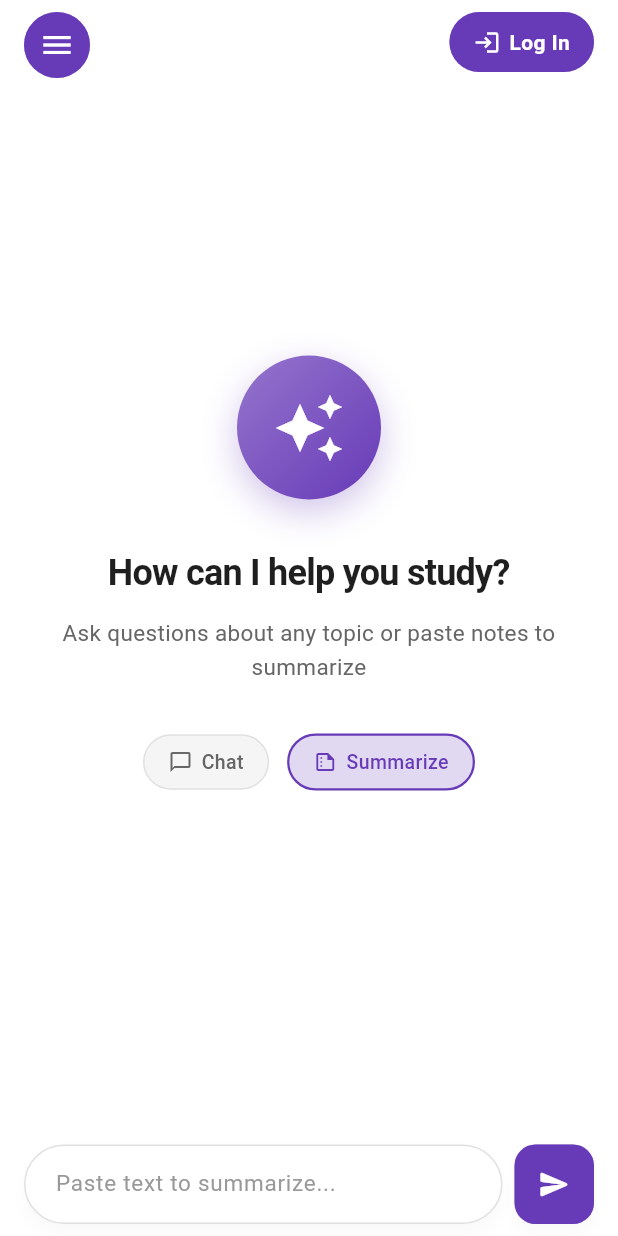
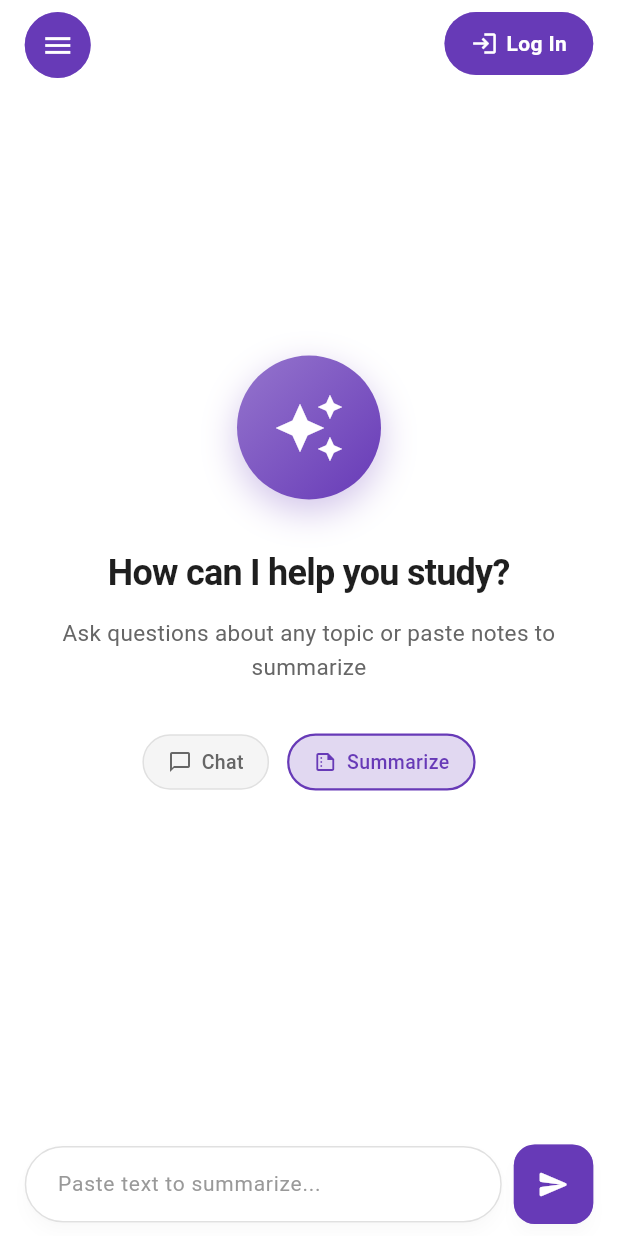
Before and after one commit to swensum/AI_Study, a Flutter app: the screen it shows after launch, after a tap on "Summarize", on a phone screen of 412 x 824 dp. Run offline on Flutter 3.47's test engine with Material 3 defaults, Android fonts, the phone set to English and light mode, and no system bars; our stand-ins replace cloud_firestore, firebase_auth, firebase_core, flutter_dotenv, google_sign_in, shared_preferences; accounts and stored records are empty.

Commit message:
size maintaining

```diff
--- a/lib/screens/chat_screen.dart
+++ b/lib/screens/chat_screen.dart
@@ -6,7 +6,7 @@ import 'package:study_assistant/screens/loginscreen.dart';
 import '../models/chat_message.dart';
 import '../providers/chat_provider.dart';
 import '../widgets/sidebar_drawer.dart';
-import '../widgets/theme.dart'; // Your ThemeProvider
+import '../widgets/theme.dart';
 
 class ChatScreen extends StatefulWidget {
   const ChatScreen({super.key});
@@ -20,7 +20,6 @@ class _ChatScreenState extends State<ChatScreen> {
   final ScrollController _scrollController = ScrollController();
   final GlobalKey<ScaffoldState> _scaffoldKey = GlobalKey<ScaffoldState>();
 
-  // Get current user
   User? get _currentUser => FirebaseAuth.instance.currentUser;
 
   @override
@@ -42,37 +41,55 @@ class _ChatScreenState extends State<ChatScreen> {
       backgroundColor: colors.background,
       key: _scaffoldKey,
       drawer: const SidebarDrawer(),
-      body: Stack(
+      body: LayoutBuilder(
+        builder: (context, constraints) {
+          // Get safe area padding
+          final safePadding = MediaQuery.of(context).padding;
+          final screenWidth = constraints.maxWidth;
+
+          // Calculate responsive sizes
+          final topPadding = safePadding.top + 8;
+          final bottomPadding = safePadding.bottom + 8;
+          final horizontalPadding = screenWidth * 0.04; // 4% of screen width
+          final buttonSize = screenWidth < 380 ? 40.0 : 44.0;
+          final iconSize = screenWidth < 380 ? 18.0 : 22.0;
+          final fontSize = screenWidth < 380 ? 12.0 : 14.0;
+
+          return Stack(
             children: [
-          _buildChatArea(),
+              _buildChatArea(constraints, safePadding),
 
               // Top left menu button
               Positioned(
-            top: MediaQuery.of(context).padding.top + 8,
-            left: 16,
+                top: topPadding,
+                left: horizontalPadding,
                 child: _buildFloatingButton(
                   icon: Icons.menu,
+                  iconSize: iconSize,
+                  buttonSize: buttonSize,
                   onTap: () {
                     _scaffoldKey.currentState?.openDrawer();
                   },
                 ),
               ),
 
-          // Top right - Show three-dot menu if logged in AND has messages, else show login button if not logged in
+              // Top right button
               Positioned(
-            top: MediaQuery.of(context).padding.top + 8,
-            right: 16,
+                top: topPadding,
+                right: horizontalPadding,
                 child: isLoggedIn
                     ? (hasMessages
                         ? _buildFloatingButton(
                             icon: Icons.more_vert,
+                            iconSize: iconSize,
+                            buttonSize: buttonSize,
                             onTap: () async {
                               final result = await showMenu(
                                 context: context,
                                 position: RelativeRect.fromLTRB(
-                              MediaQuery.of(context).size.width,
-                              MediaQuery.of(context).padding.top + 60,
-                              16,
+                                  screenWidth,
+                                  topPadding + 50,
+                                  horizontalPadding,
                                   0,
                                 ),
                                 color: colors.surface,
@@ -85,11 +102,14 @@ class _ChatScreenState extends State<ChatScreen> {
                                     value: 'new_chat',
                                     child: Row(
                                       children: [
-                                    Icon(Icons.add, color: colors.text),
+                                        Icon(Icons.add, color: colors.text, size: 20),
                                         const SizedBox(width: 12),
                                         Text(
                                           'New Chat',
-                                      style: TextStyle(color: colors.text),
+                                          style: TextStyle(
+                                            color: colors.text,
+                                            fontSize: fontSize,
+                                          ),
                                         ),
                                       ],
                                     ),
@@ -98,11 +118,14 @@ class _ChatScreenState extends State<ChatScreen> {
                                     value: 'clear_chat',
                                     child: Row(
                                       children: [
-                                    Icon(Icons.delete_outline, color: colors.text),
+                                        Icon(Icons.delete_outline, color: colors.text, size: 20),
                                         const SizedBox(width: 12),
                                         Text(
                                           'Clear Chat',
-                                      style: TextStyle(color: colors.text),
+                                          style: TextStyle(
+                                            color: colors.text,
+                                            fontSize: fontSize,
+                                          ),
                                         ),
                                       ],
                                     ),
@@ -111,11 +134,14 @@ class _ChatScreenState extends State<ChatScreen> {
                                     value: 'settings',
                                     child: Row(
                                       children: [
-                                    Icon(Icons.settings_outlined, color: colors.text),
+                                        Icon(Icons.settings_outlined, color: colors.text, size: 20),
                                         const SizedBox(width: 12),
                                         Text(
                                           'Settings',
-                                      style: TextStyle(color: colors.text),
+                                          style: TextStyle(
+                                            color: colors.text,
+                                            fontSize: fontSize,
+                                          ),
                                         ),
                                       ],
                                     ),
@@ -127,11 +153,9 @@ class _ChatScreenState extends State<ChatScreen> {
                                 case 'new_chat':
                                   chatProvider.startNewChat();
                                   break;
-
                                 case 'clear_chat':
                                   chatProvider.clearChat();
                                   break;
-
                                 case 'settings':
                                   ScaffoldMessenger.of(context).showSnackBar(
                                     const SnackBar(
@@ -143,18 +167,26 @@ class _ChatScreenState extends State<ChatScreen> {
                               }
                             },
                           )
-                    : const SizedBox.shrink()) // Hide completely if logged in but no messages
-                : _buildLoginButton(), // Show login button if not logged in
+                        : const SizedBox.shrink())
+                    : _buildLoginButton(
+                        fontSize: fontSize,
+                        buttonSize: buttonSize,
+                      ),
               ),
 
-          // Floating input area (bottom) - Always visible for everyone
+              // Floating input area - Always visible
               Positioned(
-            bottom: MediaQuery.of(context).padding.bottom + 8,
-            left: 16,
-            right: 16,
-            child: _buildFloatingInput(),
+                bottom: bottomPadding,
+                left: horizontalPadding,
+                right: horizontalPadding,
+                child: _buildFloatingInput(
+                  screenWidth: screenWidth,
+                  fontSize: fontSize,
+                ),
               ),
             ],
+          );
+        },
       ),
     );
   }
@@ -162,6 +194,8 @@ class _ChatScreenState extends State<ChatScreen> {
   Widget _buildFloatingButton({
     required IconData icon,
     required VoidCallback onTap,
+    required double iconSize,
+    required double buttonSize,
   }) {
     final themeProvider = Provider.of<ThemeProvider>(context);
     final colors = themeProvider.colors;
@@ -173,23 +207,28 @@ class _ChatScreenState extends State<ChatScreen> {
         borderRadius: BorderRadius.circular(50),
         side: BorderSide(
           color: isDarkMode ? colors.border : colors.primary.withOpacity(0.5),
-          width: 2
+          width: 2,
         ),
       ),
       child: InkWell(
         borderRadius: BorderRadius.circular(50),
         onTap: onTap,
         child: Container(
-          padding: const EdgeInsets.all(10),
+          padding: EdgeInsets.all(buttonSize * 0.25),
           child: Icon(
             icon,
             color: isDarkMode ? colors.text : colors.surface,
+            size: iconSize,
           ),
         ),
       ),
     );
   }
-Widget _buildLoginButton() {
+
+  Widget _buildLoginButton({
+    required double fontSize,
+    required double buttonSize,
+  }) {
     final themeProvider = Provider.of<ThemeProvider>(context);
     final colors = themeProvider.colors;
     final isDarkMode = themeProvider.isDarkMode;
@@ -200,7 +239,7 @@ Widget _buildLoginButton() {
         borderRadius: BorderRadius.circular(50),
         side: BorderSide(
           color: isDarkMode ? Colors.grey.shade300 : colors.primary.withOpacity(0.5),
-        width: 2
+          width: 2,
         ),
       ),
       child: InkWell(
@@ -212,21 +251,24 @@ Widget _buildLoginButton() {
           );
         },
         child: Container(
-        padding: const EdgeInsets.symmetric(horizontal: 16, vertical: 10),
+          padding: EdgeInsets.symmetric(
+            horizontal: buttonSize * 0.4,
+            vertical: buttonSize * 0.25,
+          ),
           child: Row(
             mainAxisSize: MainAxisSize.min,
             children: [
               Icon(
                 Icons.login,
                 color: isDarkMode ? Colors.black : Colors.white,
-              size: 18,
+                size: fontSize + 4,
               ),
-            const SizedBox(width: 6),
+              SizedBox(width: fontSize * 0.4),
               Text(
                 'Log In',
                 style: TextStyle(
                   color: isDarkMode ? Colors.black : Colors.white,
-                fontSize: 14,
+                  fontSize: fontSize,
                   fontWeight: FontWeight.w600,
                 ),
               ),
@@ -236,15 +278,19 @@ Widget _buildLoginButton() {
       ),
     );
   }
-  Widget _buildChatArea() {
+
+  Widget _buildChatArea(BoxConstraints constraints, EdgeInsets padding) {
     final themeProvider = Provider.of<ThemeProvider>(context);
     final isDarkMode = themeProvider.isDarkMode;
 
     return Consumer<ChatProvider>(
       builder: (context, chatProvider, child) {
         if (chatProvider.messages.isEmpty) {
-          return _buildEmptyState();
+          return _buildEmptyState(constraints, padding);
         }
+
+        final topOffset = padding.top + 70.0;
+        final bottomOffset = 100.0;
 
         return ShaderMask(
           shaderCallback: (Rect rect) {
@@ -261,10 +307,10 @@ Widget _buildLoginButton() {
           child: ListView.builder(
             controller: _scrollController,
             padding: EdgeInsets.only(
-              top: MediaQuery.of(context).padding.top + 70,
-              bottom: 100,
-              left: 20,
-              right: 20,
+              top: topOffset,
+              bottom: bottomOffset,
+              left: constraints.maxWidth * 0.04,
+              right: constraints.maxWidth * 0.04,
             ),
             itemCount:
                 chatProvider.messages.length + (chatProvider.isLoading ? 1 : 0),
@@ -272,7 +318,10 @@ Widget _buildLoginButton() {
               if (index == chatProvider.messages.length) {
                 return const _LoadingBubble();
               }
-              return _MessageBubble(message: chatProvider.messages[index]);
+              return _MessageBubble(
+                message: chatProvider.messages[index],
+                maxWidth: constraints.maxWidth * 0.85,
+              );
             },
           ),
         );
@@ -280,23 +329,28 @@ Widget _buildLoginButton() {
     );
   }
 
-  // Empty state
-  Widget _buildEmptyState() {
+  Widget _buildEmptyState(BoxConstraints constraints, EdgeInsets padding) {
     final themeProvider = Provider.of<ThemeProvider>(context);
     final colors = themeProvider.colors;
     final chatProvider = context.watch<ChatProvider>();
 
+    final topPadding = padding.top + 60;
+    final bottomPadding = 120.0;
+    final iconSize = constraints.maxWidth < 380 ? 36.0 : 48.0;
+    final titleSize = constraints.maxWidth < 380 ? 20.0 : 24.0;
+    final subtitleSize = constraints.maxWidth < 380 ? 13.0 : 15.0;
+
     return Container(
       width: double.infinity,
       padding: EdgeInsets.only(
-        top: MediaQuery.of(context).padding.top + 60,
-        bottom: 120,
+        top: topPadding,
+        bottom: bottomPadding,
       ),
       child: Column(
         mainAxisAlignment: MainAxisAlignment.center,
         children: [
           Container(
-            padding: const EdgeInsets.all(24),
+            padding: EdgeInsets.all(constraints.maxWidth < 380 ? 18 : 24),
             decoration: BoxDecoration(
               gradient: LinearGradient(
                 colors: [
@@ -315,39 +369,41 @@ Widget _buildLoginButton() {
                 ),
               ],
             ),
-            child: const Icon(
+            child: Icon(
               Icons.auto_awesome,
-              size: 48,
+              size: iconSize,
               color: Colors.white,
             ),
           ),
-          const SizedBox(height: 32),
+          SizedBox(height: constraints.maxWidth < 380 ? 24 : 32),
 
           Text(
             'How can I help you study?',
             style: TextStyle(
-              fontSize: 24,
+              fontSize: titleSize,
               fontWeight: FontWeight.w600,
               color: colors.text,
               letterSpacing: -0.5,
             ),
           ),
-          const SizedBox(height: 12),
+          SizedBox(height: constraints.maxWidth < 380 ? 8 : 12),
 
           Padding(
-            padding: const EdgeInsets.symmetric(horizontal: 40),
+            padding: EdgeInsets.symmetric(
+              horizontal: constraints.maxWidth * 0.08,
+            ),
             child: Text(
               'Ask questions about any topic or paste notes to summarize',
               textAlign: TextAlign.center,
               style: TextStyle(
-                fontSize: 15,
+                fontSize: subtitleSize,
                 color: colors.subtext,
                 height: 1.5,
               ),
             ),
           ),
 
-          const SizedBox(height: 32),
+          SizedBox(height: constraints.maxWidth < 380 ? 24 : 32),
 
           Row(
             mainAxisAlignment: MainAxisAlignment.center,
@@ -356,13 +412,15 @@ Widget _buildLoginButton() {
                 icon: Icons.chat_bubble_outline,
                 label: 'Chat',
                 isActive: chatProvider.mode == 'chat',
+                screenWidth: constraints.maxWidth,
                 onTap: () => chatProvider.setMode('chat'),
               ),
-              const SizedBox(width: 12),
+              SizedBox(width: constraints.maxWidth < 380 ? 8 : 12),
               _buildModeChip(
                 icon: Icons.summarize_outlined,
                 label: 'Summarize',
                 isActive: chatProvider.mode == 'summarize',
+                screenWidth: constraints.maxWidth,
                 onTap: () => chatProvider.setMode('summarize'),
               ),
             ],
@@ -377,15 +435,23 @@ Widget _buildLoginButton() {
     required String label,
     required bool isActive,
     required VoidCallback onTap,
+    required double screenWidth,
   }) {
     final themeProvider = Provider.of<ThemeProvider>(context);
     final colors = themeProvider.colors;
     final isDarkMode = themeProvider.isDarkMode;
 
+    final chipPadding = screenWidth < 380 ? 12.0 : 16.0;
+    final iconSize = screenWidth < 380 ? 14.0 : 16.0;
+    final fontSize = screenWidth < 380 ? 12.0 : 13.0;
+
     return GestureDetector(
       onTap: onTap,
       child: Container(
-        padding: const EdgeInsets.symmetric(horizontal: 16, vertical: 8),
+        padding: EdgeInsets.symmetric(
+          horizontal: chipPadding,
+          vertical: chipPadding * 0.5,
+        ),
         decoration: BoxDecoration(
           color: isActive
               ? (isDarkMode ? Colors.grey.shade700 : colors.primary.withOpacity(0.2))
@@ -403,16 +469,16 @@ Widget _buildLoginButton() {
           children: [
             Icon(
               icon,
-              size: 16,
+              size: iconSize,
               color: isActive
                   ? (isDarkMode ? Colors.white : colors.primary)
                   : colors.subtext,
             ),
-            const SizedBox(width: 6),
+            SizedBox(width: iconSize * 0.4),
             Text(
               label,
               style: TextStyle(
-                fontSize: 13,
+                fontSize: fontSize,
                 fontWeight: FontWeight.w500,
                 color: isActive
                     ? (isDarkMode ? Colors.white : colors.primary)
@@ -425,11 +491,17 @@ Widget _buildLoginButton() {
     );
   }
 
-  Widget _buildFloatingInput() {
+  Widget _buildFloatingInput({
+    required double screenWidth,
+    required double fontSize,
+  }) {
     final themeProvider = Provider.of<ThemeProvider>(context);
     final colors = themeProvider.colors;
     final isDarkMode = themeProvider.isDarkMode;
     final chatProvider = context.watch<ChatProvider>();
+
+    final inputPadding = screenWidth < 380 ? 12.0 : 14.0;
+    final iconSize = screenWidth < 380 ? 18.0 : 22.0;
 
     return Row(
       children: [
@@ -448,7 +520,7 @@ Widget _buildLoginButton() {
                 controller: _controller,
                 onSubmitted: (_) => _sendMessage(),
                 style: TextStyle(
-                  fontSize: 15,
+                  fontSize: fontSize,
                   color: colors.text,
                 ),
                 cursorColor: isDarkMode ? Colors.white : colors.primary,
@@ -456,11 +528,14 @@ Widget _buildLoginButton() {
                   hintText: chatProvider.mode == 'summarize'
                       ? 'Paste text to summarize...'
                       : 'Ask anything...',
-                  hintStyle: TextStyle(color: colors.hint),
+                  hintStyle: TextStyle(
+                    color: colors.hint,
+                    fontSize: fontSize,
+                  ),
                   border: InputBorder.none,
-                  contentPadding: const EdgeInsets.symmetric(
-                    horizontal: 20,
-                    vertical: 14,
+                  contentPadding: EdgeInsets.symmetric(
+                    horizontal: inputPadding * 1.5,
+                    vertical: inputPadding,
                   ),
                 ),
                 maxLines: 4,
@@ -470,7 +545,7 @@ Widget _buildLoginButton() {
           ),
         ),
 
-        const SizedBox(width: 8),
+        SizedBox(width: screenWidth < 380 ? 6 : 8),
 
         Material(
           color: isDarkMode ? colors.surface : colors.primary,
@@ -481,7 +556,7 @@ Widget _buildLoginButton() {
             borderRadius: BorderRadius.circular(14),
             onTap: _sendMessage,
             child: Container(
-              padding: const EdgeInsets.all(14),
+              padding: EdgeInsets.all(inputPadding),
               decoration: BoxDecoration(
                 borderRadius: BorderRadius.circular(14),
                 border: Border.all(
@@ -492,7 +567,7 @@ Widget _buildLoginButton() {
               child: Icon(
                 Icons.send_rounded,
                 color: isDarkMode ? colors.text : Colors.white,
-                size: 22,
+                size: iconSize,
               ),
             ),
           ),
@@ -519,11 +594,15 @@ Widget _buildLoginButton() {
   }
 }
 
-// Message bubble widget
+// Message bubble widget - Updated with LayoutBuilder for responsiveness
 class _MessageBubble extends StatelessWidget {
   final ChatMessage message;
+  final double maxWidth;
 
-  const _MessageBubble({required this.message});
+  const _MessageBubble({
+    required this.message,
+    required this.maxWidth,
+  });
 
   @override
   Widget build(BuildContext context) {
@@ -533,13 +612,11 @@ class _MessageBubble extends StatelessWidget {
     final isDarkMode = themeProvider.isDarkMode;
 
     if (!isUser) {
-      // AI MESSAGE
       return Padding(
         padding: const EdgeInsets.only(bottom: 28),
         child: Column(
           crossAxisAlignment: CrossAxisAlignment.start,
           children: [
-            // AI label with icon
             Padding(
               padding: const EdgeInsets.only(bottom: 12),
               child: Row(
@@ -573,11 +650,7 @@ class _MessageBubble extends StatelessWidget {
                 ],
               ),
             ),
-
-            // Rich text with bold formatting only
             _buildRichText(context, message.content, colors),
-
-            // Timestamp
             Padding(
               padding: const EdgeInsets.only(top: 12),
               child: Text(
@@ -594,17 +667,15 @@ class _MessageBubble extends StatelessWidget {
       );
     }
 
-    // User messages - simple bubble, no label
     return Padding(
       padding: const EdgeInsets.only(bottom: 28),
       child: Column(
         crossAxisAlignment: CrossAxisAlignment.end,
         children: [
-          // User message bubble
           Container(
             padding: const EdgeInsets.symmetric(horizontal: 16, vertical: 12),
             constraints: BoxConstraints(
-              maxWidth: MediaQuery.of(context).size.width * 0.8,
+              maxWidth: maxWidth * 0.85,
             ),
             decoration: BoxDecoration(
               color: isDarkMode
@@ -624,8 +695,6 @@ class _MessageBubble extends StatelessWidget {
               ),
             ),
           ),
-
-          // Timestamp
           Padding(
             padding: const EdgeInsets.only(top: 8, right: 4),
             child: Text(
@@ -650,7 +719,6 @@ class _MessageBubble extends StatelessWidget {
     int lastEnd = 0;
 
     for (RegExpMatch match in matches) {
-      // Add text before this match
       if (match.start > lastEnd) {
         spans.add(
           TextSpan(
@@ -665,7 +733,6 @@ class _MessageBubble extends StatelessWidget {
         );
       }
 
-      // Add bold text
       String matchText = match.group(1)!;
       spans.add(
         TextSpan(
@@ -682,7 +749,6 @@ class _MessageBubble extends StatelessWidget {
       lastEnd = match.end;
     }
 
-    // Add remaining text
     if (lastEnd < text.length) {
       spans.add(
         TextSpan(
@@ -697,7 +763,6 @@ class _MessageBubble extends StatelessWidget {
       );
     }
 
-    // If no bold formatting found, return normal text
     if (spans.isEmpty) {
       return SelectableText(
         text,
@@ -728,7 +793,6 @@ class _LoadingBubble extends StatelessWidget {
       child: Column(
         crossAxisAlignment: CrossAxisAlignment.start,
         children: [
-          // AI label
           Padding(
             padding: const EdgeInsets.only(bottom: 16),
             child: Row(
@@ -762,8 +826,6 @@ class _LoadingBubble extends StatelessWidget {
               ],
             ),
           ),
-
-          // Loading animation
           Row(
             children: [
               SizedBox(
```
Lines whose indentation alone changed are shown as unchanged.
